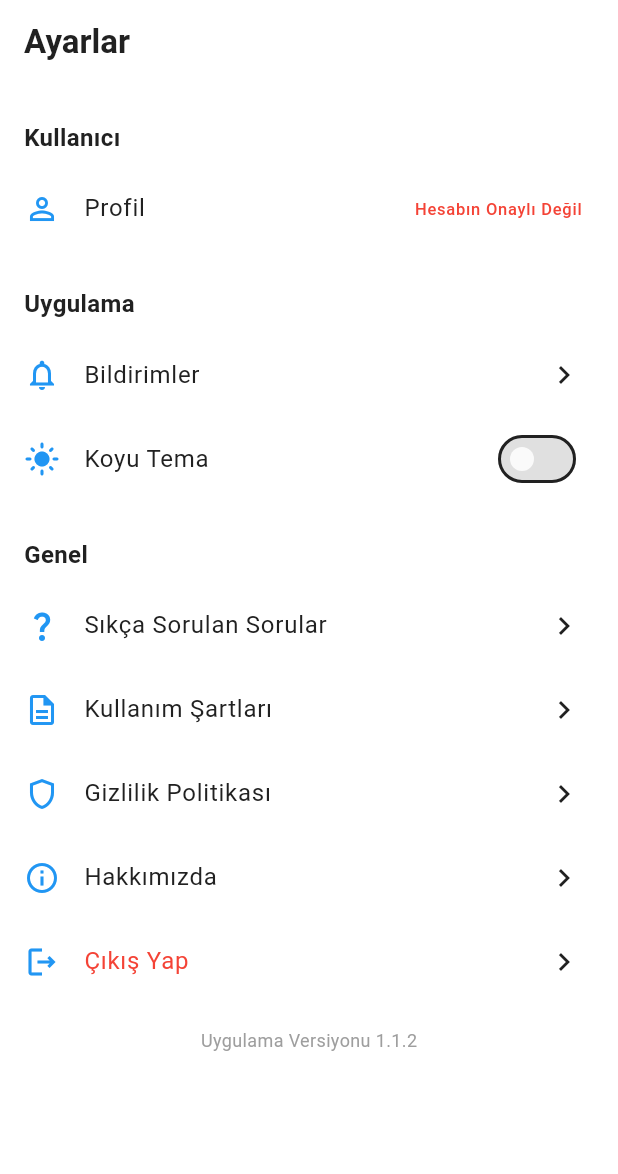
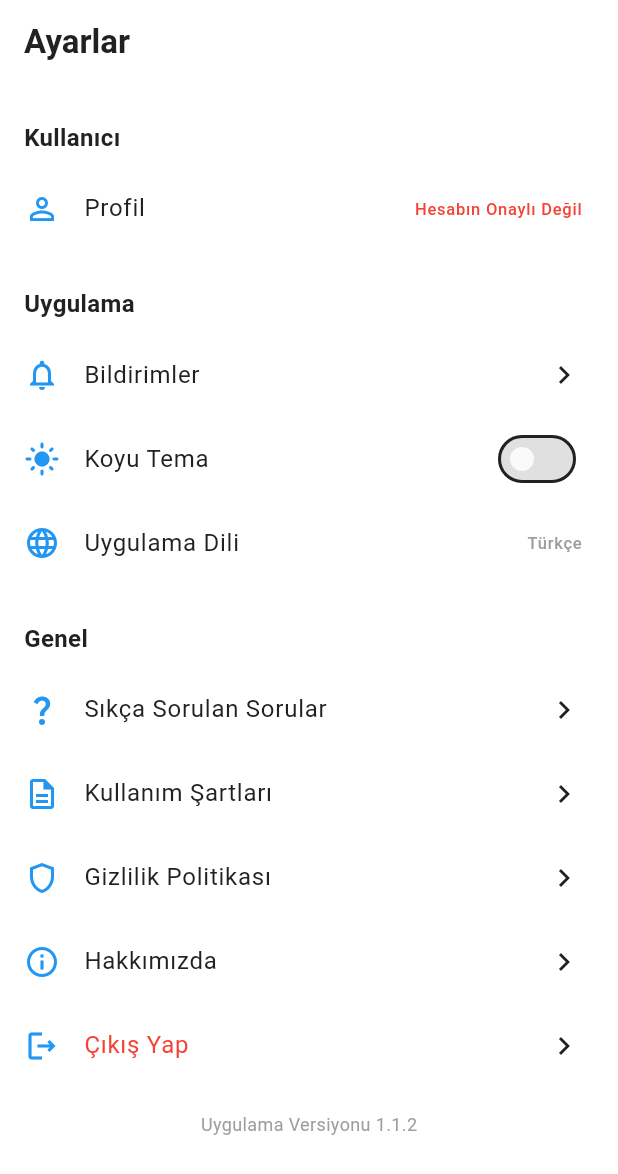
Before and after one commit to Alpaslandev/Palse, a Flutter app: the SettingsView screen opened by its route, on a phone screen of 412 x 824 dp. Shown: the top 1174 px of the screen. Run offline on Flutter 3.47's test engine with Material 3 defaults, Android fonts, the phone set to English and light mode, and no system bars; our stand-ins replace cached_network_image, cloud_firestore, dio, firebase_auth, firebase_core, firebase_messaging and 8 more; missing offline and left inert: purchases_flutter; accounts and stored records are empty; statements that could not run were skipped.

Commit message:
Uygulama Lokalizasyonu ve Dil Yönetimi Entegrasyonu
- Uygulamaya kapsamlı lokalizasyon desteği ekle
- LocaleProvider ile dinamik dil değişikliği yönetimi
- Ana sayfada ve ayarlar ekranında dil seçeneği oluştur
- XP sistemi ve ayarlar sayfasında çeviri anahtarları tanımla
- Desteklenen dilleri AppLocalizations üzerinden yönet
- Türkçe çeviri anahtarlarını genişlet ve detaylandır

```diff
--- /dev/null
+++ b/lib/core/localization/app_localizations.dart
@@ -0,0 +1,74 @@
+import 'package:flutter/material.dart';
+import 'package:palseapp/core/localization/lang/en.dart';
+import 'package:palseapp/core/localization/lang/tr.dart';
+
+class AppLocalizations {
+  final Locale locale;
+
+  AppLocalizations(this.locale);
+
+  // Desteklenen diller
+  static const List<Locale> supportedLocales = [
+    Locale('tr', 'TR'),
+    Locale('en', 'US'),
+  ];
+
+  // Dil dosyaları
+  static const Map<String, Map<String, String>> _localizedValues = {
+    'tr': tr,
+    'en': en,
+  };
+
+  // Geçerli dil için çeviri değerlerini al
+  Map<String, String> get _values {
+    return _localizedValues[locale.languageCode] ?? tr; // Varsayılan olarak Türkçe
+  }
+
+  // Belirli bir anahtar için çeviri değerini döndür
+  String translate(String key) {
+    return _values[key] ?? key; // Anahtar bulunamazsa anahtarın kendisini döndür
+  }
+
+  // Geçerli dil için çeviri değerlerini al (statik yardımcı metod)
+  static Map<String, String> getValues(Locale locale) {
+    return _localizedValues[locale.languageCode] ?? tr; // Varsayılan olarak Türkçe
+  }
+
+  // Belirli bir anahtar için çeviri değerini döndür (statik yardımcı metod)
+  static String translateKey(String key, Locale locale) {
+    final values = getValues(locale);
+    return values[key] ?? key; // Anahtar bulunamazsa anahtarın kendisini döndür
+  }
+
+  // Localization delegesi
+  static const LocalizationsDelegate<AppLocalizations> delegate = _AppLocalizationsDelegate();
+
+  // BuildContext üzerinden erişim için yardımcı metod
+  static AppLocalizations of(BuildContext context) {
+    return Localizations.of<AppLocalizations>(context, AppLocalizations)!;
+  }
+}
+
+// Localization delegesi
+class _AppLocalizationsDelegate extends LocalizationsDelegate<AppLocalizations> {
+  const _AppLocalizationsDelegate();
+
+  @override
+  bool isSupported(Locale locale) {
+    return ['tr', 'en'].contains(locale.languageCode);
+  }
+
+  @override
+  Future<AppLocalizations> load(Locale locale) async {
+    return AppLocalizations(locale);
+  }
+
+  @override
+  bool shouldReload(_AppLocalizationsDelegate old) => false;
+}
+
+// Kolay erişim için extension
+extension AppLocalizationsExtension on BuildContext {
+  AppLocalizations get l10n => AppLocalizations.of(this);
+  String tr(String key) => l10n.translate(key);
+}
--- /dev/null
+++ b/lib/core/localization/lang/en.dart
@@ -0,0 +1,83 @@
+// English language file
+const Map<String, String> en = {
+  // General
+  'app_name': 'Palse App',
+
+  // Login/Register
+  'login': 'Login',
+  'register': 'Register',
+  'email': 'Email',
+  'password': 'Password',
+  'forgot_password': 'Forgot Password',
+  'continue': 'Continue',
+
+  // Home
+  'home': 'Home',
+  'explore': 'Explore',
+  'messages': 'Messages',
+  'profile': 'Profile',
+
+  // Messages
+  'no_messages': 'No messages yet',
+  'type_message': 'Type a message...',
+  'send': 'Send',
+  'quote': 'Quote',
+  'error_occurred': 'An error occurred',
+
+  // Profile
+  'edit_profile': 'Edit Profile',
+  'settings': 'Settings',
+  'logout': 'Logout',
+
+  // XP System
+  'xp_system': 'XP System and Rewards',
+  'ranks': 'Ranks',
+  'ranks_description': 'Your rank increases based on the XP points you earn:',
+
+  // Premium
+  'premium_required': 'Premium Membership Required',
+  'premium_photo_message': 'Get premium membership to send photos.',
+  'ok': 'OK',
+
+  // Error Messages
+  'error': 'Error',
+  'try_again': 'Try Again',
+  'connection_error': 'Connection error',
+
+  // XP Event Groups
+  'welcome_rewards': 'Welcome Rewards (One-time)',
+  'listing': 'Listing',
+  'messaging': 'Messaging',
+  'commenting': 'Commenting and Receiving Comments',
+  'daily_tasks': 'Daily Tasks',
+
+  // XP Event Descriptions
+  'first_listing_description': 'Create your first listing',
+  'first_message_description': 'Send your first message',
+  'create_listing_description': 'Create a new listing',
+  'receive_first_message_description': 'Each first message to your listing',
+  'send_first_message_description': 'Per user you message for the first time',
+  'write_comment_description': 'Write a comment to someone',
+  'receive_comment_description': 'Receive a comment on your profile',
+  'daily_task_listing_and_message_description': 'Create a listing and send a message',
+  'daily_login_description': 'Daily app login',
+
+  // Language Settings
+  'language_settings': 'Language Settings',
+  'language_change_info': 'Language changes are applied immediately and saved automatically.',
+  'app_language': 'App Language',
+
+  // Settings Page
+  'user': 'User',
+  'application': 'Application',
+  'general': 'General',
+  'dark_theme': 'Dark Theme',
+  'notifications': 'Notifications',
+  'account_verified': 'Account Verified',
+  'account_not_verified': 'Account Not Verified',
+  'faq': 'Frequently Asked Questions',
+  'terms_of_use': 'Terms of Use',
+  'privacy_policy': 'Privacy Policy',
+  'about_us': 'About Us',
+  'app_version': 'App Version',
+};
--- a/lib/core/localization/lang/tr.dart
+++ b/lib/core/localization/lang/tr.dart
@@ -50,4 +50,34 @@ const Map<String, String> tr = {
   'messaging': 'Mesajlaşma',
   'commenting': 'Yorumlama ve Yorum Almak',
   'daily_tasks': 'Günlük Görev',
+
+  // XP Event Açıklamaları
+  'first_listing_description': 'İlk ilanını oluşturma',
+  'first_message_description': 'İlk mesajını gönderme',
+  'create_listing_description': 'Yeni ilan oluştur',
+  'receive_first_message_description': 'İlanınıza gelen her ilk mesaj',
+  'send_first_message_description': 'İlk defa mesaj gönderilen kullanıcı başına',
+  'write_comment_description': 'Birine yorum yazma',
+  'receive_comment_description': 'Profiline yorum alma',
+  'daily_task_listing_and_message_description': 'Bir ilan oluştur ve bir mesaj gönder',
+  'daily_login_description': 'Uygulamaya günlük giriş',
+
+  // Dil Ayarları
+  'language_settings': 'Dil Ayarları',
+  'language_change_info': 'Dil değişikliği anında uygulanır ve otomatik olarak kaydedilir.',
+  'app_language': 'Uygulama Dili',
+
+  // Ayarlar Sayfası
+  'user': 'Kullanıcı',
+  'application': 'Uygulama',
+  'general': 'Genel',
+  'dark_theme': 'Koyu Tema',
+  'notifications': 'Bildirimler',
+  'account_verified': 'Hesabın Onaylı',
+  'account_not_verified': 'Hesabın Onaylı Değil',
+  'faq': 'Sıkça Sorulan Sorular',
+  'terms_of_use': 'Kullanım Şartları',
+  'privacy_policy': 'Gizlilik Politikası',
+  'about_us': 'Hakkımızda',
+  'app_version': 'Uygulama Versiyonu',
 };
--- a/lib/core/routes/app_router.dart
+++ b/lib/core/routes/app_router.dart
@@ -23,6 +23,7 @@ import 'package:palseapp/features/profile/view/profile_view.dart';
 import 'package:palseapp/features/profile/widgets/xp_events_view.dart';
 import 'package:palseapp/features/profile_setup_steps/view/profile_setup_view.dart';
 import 'package:palseapp/features/settings/view/edit_profile.dart';
+import 'package:palseapp/features/settings/view/language_settings_view.dart';
 import 'package:palseapp/features/settings/view/settings_view.dart';
 import 'package:palseapp/features/splash/splash_view.dart';
 import 'package:palseapp/features/subscription/view/subscription_view.dart';
@@ -154,6 +155,11 @@ class AppRouter {
               path: faq,
               name: faq,
               builder: (context, state) => const FAQPage(),
+            ),
+            GoRoute(
+              path: languageSettings,
+              name: languageSettings,
+              builder: (context, state) => const LanguageSettingsView(),
             ),
           ],
         ),
--- a/lib/core/routes/routes.dart
+++ b/lib/core/routes/routes.dart
@@ -11,6 +11,7 @@ const String profile = '/profile';
 const String settings = '/settings';
 const String editProfile = 'editProfile';
 const String editNotification = 'editNotification';
+const String languageSettings = 'languageSettings';
 const String leaderBoard = 'leaderBoard';
 const String xpEvents = '/xpEvents';
 
--- a/lib/features/settings/view/settings_view.dart
+++ b/lib/features/settings/view/settings_view.dart
@@ -1,7 +1,9 @@
 import 'package:flutter/material.dart';
 import 'package:go_router/go_router.dart';
 import 'package:palseapp/core/constant/app_constant.dart';
+import 'package:palseapp/core/localization/app_localizations.dart';
 import 'package:palseapp/core/provider/auth_provider.dart';
+import 'package:palseapp/core/provider/locale_provider.dart';
 import 'package:palseapp/core/provider/theme_provider.dart';
 import 'package:palseapp/core/routes/routes.dart';
 import 'package:provider/provider.dart';
@@ -13,37 +15,38 @@ class SettingsView extends StatelessWidget {
   Widget build(BuildContext context) {
     final authProvider = Provider.of<AuthProvider>(context);
     final themeProvider = Provider.of<ThemeProvider>(context);
+    final localeProvider = Provider.of<LocaleProvider>(context);
 
     return Scaffold(
       appBar: AppBar(
-        title: const Text('Ayarlar'),
+        title: Text(context.tr('settings')),
       ),
       body: ListView(
         children: [
-          const _SectionTitle(title: 'Kullanıcı'),
+          _SectionTitle(title: context.tr('user')),
           _SettingsTile(
             icon: Icons.person_outline,
-            title: 'Profil',
+            title: context.tr('profile'),
             trailing: authProvider.user?.verification == false
-                ? const Text(
-                    'Hesabın Onaylı Değil',
-                    style: TextStyle(color: Colors.red),
+                ? Text(
+                    context.tr('account_not_verified'),
+                    style: const TextStyle(color: Colors.red),
                   )
-                : const Text(
-                    'Hesabın Onaylı',
-                    style: TextStyle(color: Colors.green),
+                : Text(
+                    context.tr('account_verified'),
+                    style: const TextStyle(color: Colors.green),
                   ),
             onTap: () => context.pushNamed(editProfile, extra: authProvider.user),
           ),
-          const _SectionTitle(title: 'Uygulama'),
+          _SectionTitle(title: context.tr('application')),
           _SettingsTile(
             icon: Icons.notifications_outlined,
-            title: 'Bildirimler',
+            title: context.tr('notifications'),
             onTap: () => context.pushNamed(editNotification),
           ),
           // Tema seçim seçeneği
           SwitchListTile(
-            title: const Text('Koyu Tema'),
+            title: Text(context.tr('dark_theme')),
             secondary: Icon(
               themeProvider.isDarkMode ? Icons.dark_mode : Icons.light_mode,
               color: Colors.blue,
@@ -53,39 +56,49 @@ class SettingsView extends StatelessWidget {
               themeProvider.toggleTheme();
             },
           ),
-          const _SectionTitle(title: 'Genel'),
+          // Dil ayarları seçeneği
+          _SettingsTile(
+            icon: Icons.language,
+            title: context.tr('app_language'),
+            trailing: Text(
+              localeProvider.locale.languageCode == 'tr' ? 'Türkçe' : 'English',
+              style: const TextStyle(color: Colors.grey),
+            ),
+            onTap: () => context.pushNamed(languageSettings),
+          ),
+          _SectionTitle(title: context.tr('general')),
           _SettingsTile(
             icon: Icons.question_mark_outlined,
-            title: 'Sıkça Sorulan Sorular',
+            title: context.tr('faq'),
             onTap: () => context.pushNamed(faq),
           ),
           _SettingsTile(
             icon: Icons.description_outlined,
-            title: 'Kullanım Şartları',
+            title: context.tr('terms_of_use'),
             onTap: () => context.pushNamed(terms),
           ),
           _SettingsTile(
             icon: Icons.shield_outlined,
-            title: 'Gizlilik Politikası',
+            title: context.tr('privacy_policy'),
             onTap: () => context.pushNamed(privacy),
           ),
           _SettingsTile(
             icon: Icons.info_outline,
-            title: 'Hakkımızda',
+            title: context.tr('about_us'),
             onTap: () => context.pushNamed(about),
           ),
           _SettingsTile(
             icon: Icons.logout_outlined,
-            title: 'Çıkış Yap',
+            title: context.tr('logout'),
             titleColor: Colors.red,
             onTap: () async => await authProvider.logout(),
           ),
-          const Padding(
-            padding: EdgeInsets.all(16.0),
+          Padding(
+            padding: const EdgeInsets.all(16.0),
             child: Center(
               child: Text(
-                'Uygulama Versiyonu $appVersion',
-                style: TextStyle(
+                '${context.tr('app_version')} $appVersion',
+                style: const TextStyle(
                   color: Colors.grey,
                   fontSize: 12,
                 ),
```
Also changed, not shown: lib/core/provider/locale_provider.dart (added, +56 -0 lines), lib/features/achievement/achievements.dart (+29 -23 lines), lib/features/profile/widgets/xp_events_view.dart (+24 -18 lines), lib/features/settings/view/language_settings_view.dart (added, +56 -0 lines), lib/main.dart (+14 -5 lines).
